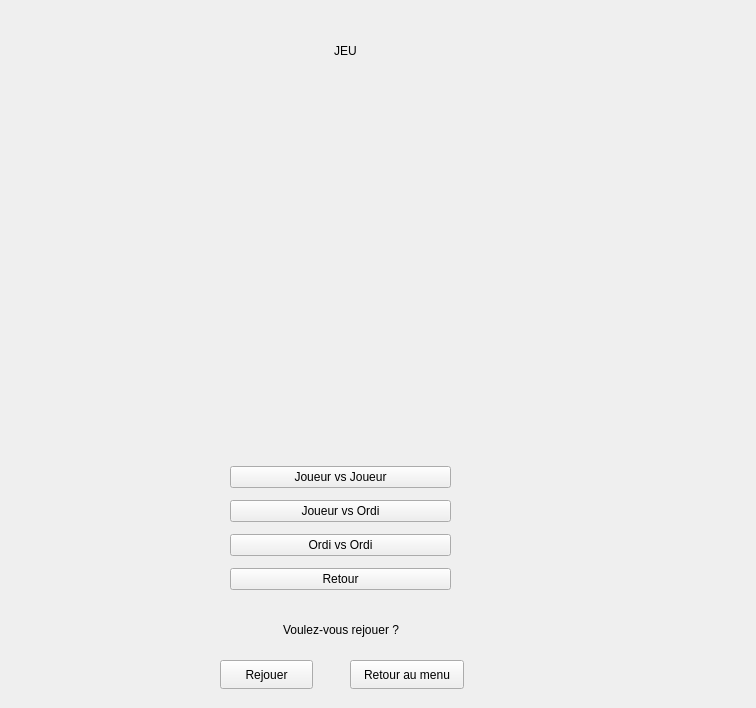
Above: TP-Refacto/jeugui.ui from WRKT/cpp-project before the change. Below: the same form after it.
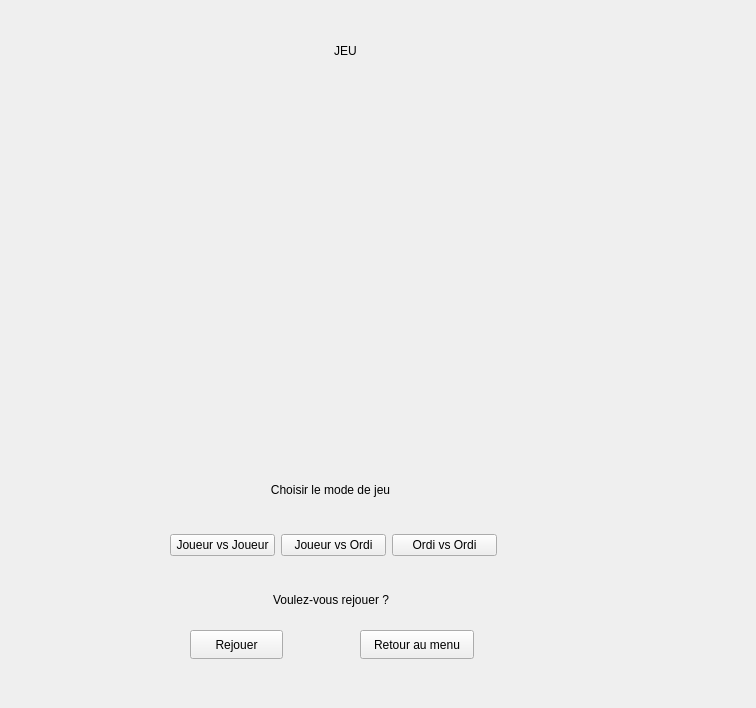
That is the form after the change.

Commit message: FIX - design du jeu layout

Patch:
```diff
--- a/TP-Refacto/jeugui.ui
+++ b/TP-Refacto/jeugui.ui
@@ -35,11 +35,78 @@
     <set>Qt::AlignCenter</set>
    </property>
   </widget>
+  <widget class="QWidget" name="horizontalLayoutWidget">
+   <property name="geometry">
+    <rect>
+     <x>170</x>
+     <y>520</y>
+     <width>327</width>
+     <height>51</height>
+    </rect>
+   </property>
+   <layout class="QHBoxLayout" name="buttonLayout">
+    <item>
+     <widget class="QPushButton" name="JvsJButton">
+      <property name="sizeIncrement">
+       <size>
+        <width>2</width>
+        <height>2</height>
+       </size>
+      </property>
+      <property name="text">
+       <string>Joueur vs Joueur</string>
+      </property>
+     </widget>
+    </item>
+    <item>
+     <widget class="QPushButton" name="JvsOButton">
+      <property name="sizeIncrement">
+       <size>
+        <width>2</width>
+        <height>2</height>
+       </size>
+      </property>
+      <property name="text">
+       <string>Joueur vs Ordi</string>
+      </property>
+     </widget>
+    </item>
+    <item>
+     <widget class="QPushButton" name="OvsOButton">
+      <property name="sizeIncrement">
+       <size>
+        <width>2</width>
+        <height>2</height>
+       </size>
+      </property>
+      <property name="text">
+       <string>Ordi vs Ordi</string>
+      </property>
+     </widget>
+    </item>
+   </layout>
+  </widget>
+  <widget class="QLabel" name="labelRejouer_2">
+   <property name="geometry">
+    <rect>
+     <x>250</x>
+     <y>480</y>
+     <width>161</width>
+     <height>20</height>
+    </rect>
+   </property>
+   <property name="text">
+    <string>Choisir le mode de jeu</string>
+   </property>
+   <property name="alignment">
+    <set>Qt::AlignCenter</set>
+   </property>
+  </widget>
   <widget class="QLabel" name="labelRejouer">
    <property name="geometry">
     <rect>
-     <x>270</x>
-     <y>620</y>
+     <x>260</x>
+     <y>590</y>
      <width>142</width>
      <height>20</height>
     </rect>
@@ -54,8 +121,8 @@
   <widget class="QPushButton" name="rejouerButton">
    <property name="geometry">
     <rect>
-     <x>220</x>
-     <y>660</y>
+     <x>190</x>
+     <y>630</y>
      <width>93</width>
      <height>29</height>
     </rect>
@@ -67,8 +134,8 @@
   <widget class="QPushButton" name="retourMenuButton">
    <property name="geometry">
     <rect>
-     <x>350</x>
-     <y>660</y>
+     <x>360</x>
+     <y>630</y>
      <width>114</width>
      <height>29</height>
     </rect>
@@ -77,70 +144,6 @@
     <string>Retour au menu</string>
    </property>
   </widget>
-  <widget class="QWidget" name="verticalLayoutWidget">
-   <property name="geometry">
-    <rect>
-     <x>230</x>
-     <y>460</y>
-     <width>221</width>
-     <height>139</height>
-    </rect>
-   </property>
-   <layout class="QVBoxLayout" name="buttonLayout">
-    <item>
-     <widget class="QPushButton" name="JvsJButton">
-      <property name="sizeIncrement">
-       <size>
-        <width>2</width>
-        <height>2</height>
-       </size>
-      </property>
-      <property name="text">
-       <string>Joueur vs Joueur</string>
-      </property>
-     </widget>
-    </item>
-    <item>
-     <widget class="QPushButton" name="JvsOButton">
-      <property name="sizeIncrement">
-       <size>
-        <width>2</width>
-        <height>2</height>
-       </size>
-      </property>
-      <property name="text">
-       <string>Joueur vs Ordi</string>
-      </property>
-     </widget>
-    </item>
-    <item>
-     <widget class="QPushButton" name="OvsOButton">
-      <property name="sizeIncrement">
-       <size>
-        <width>2</width>
-        <height>2</height>
-       </size>
-      </property>
-      <property name="text">
-       <string>Ordi vs Ordi</string>
-      </property>
-     </widget>
-    </item>
-    <item>
-     <widget class="QPushButton" name="retourAccueil">
-      <property name="sizeIncrement">
-       <size>
-        <width>2</width>
-        <height>2</height>
-       </size>
-      </property>
-      <property name="text">
-       <string>Retour</string>
-      </property>
-     </widget>
-    </item>
-   </layout>
-  </widget>
  </widget>
  <resources/>
  <connections/>
```
The commit also changes 2 other files.
